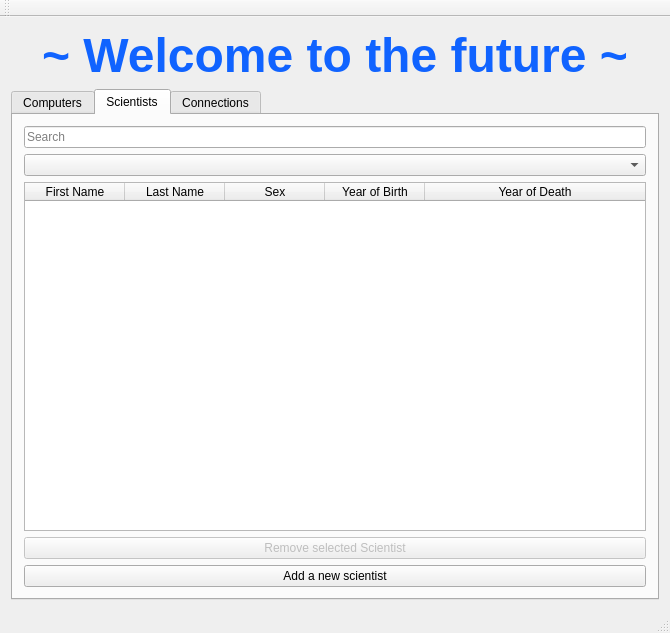
Above: vika3/week3/mainwindow.ui from axelboga/hopur32 before the change. Below: the same form after it.
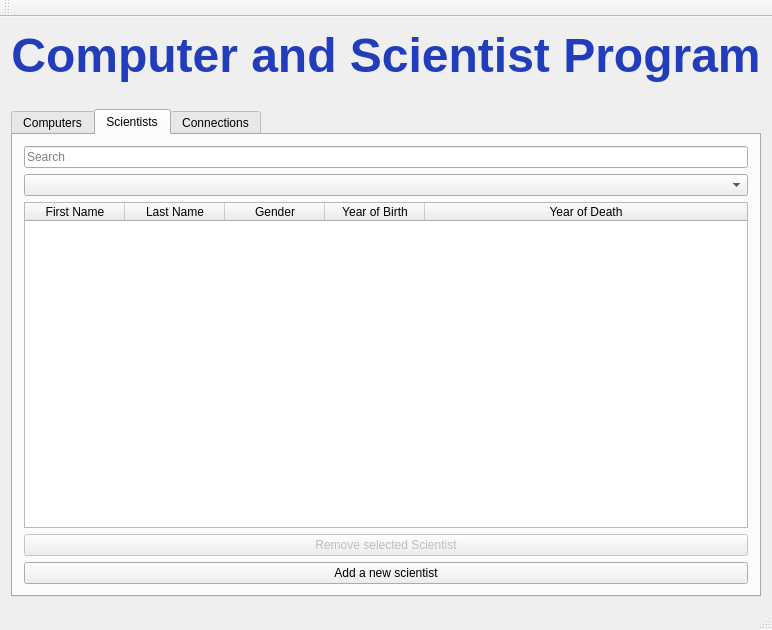
That is the form after the change. The open tabs and pages were chosen to show the change. Icons and pictures are not drawn.

The edit to the form file:
```diff
--- a/vika3/week3/mainwindow.ui
+++ b/vika3/week3/mainwindow.ui
@@ -7,7 +7,7 @@
     <x>0</x>
     <y>0</y>
     <width>670</width>
-    <height>633</height>
+    <height>630</height>
    </rect>
   </property>
   <property name="windowTitle">
@@ -20,12 +20,25 @@
       <item>
        <widget class="QLabel" name="label">
         <property name="text">
-         <string>&lt;html&gt;&lt;head/&gt;&lt;body&gt;&lt;p align=&quot;center&quot;&gt;&lt;span style=&quot; font-size:36pt; font-weight:600; color:#1063ff;&quot;&gt;~ Welcome to the future ~&lt;/span&gt;&lt;/p&gt;&lt;/body&gt;&lt;/html&gt;</string>
+         <string>&lt;html&gt;&lt;head/&gt;&lt;body&gt;&lt;p align=&quot;center&quot;&gt;&lt;span style=&quot; font-size:36pt; font-weight:600; color:#213dbc;&quot;&gt; Computer and Scientist Program&lt;/span&gt;&lt;/p&gt;&lt;/body&gt;&lt;/html&gt;</string>
         </property>
        </widget>
       </item>
      </layout>
     </item>
+    <item>
+     <spacer name="horizontalSpacer">
+      <property name="orientation">
+       <enum>Qt::Horizontal</enum>
+      </property>
+      <property name="sizeHint" stdset="0">
+       <size>
+        <width>40</width>
+        <height>20</height>
+       </size>
+      </property>
+     </spacer>
+    </item>
     <item>
      <widget class="QTabWidget" name="tabs">
       <property name="tabShape">
@@ -196,7 +209,7 @@
             </column>
             <column>
              <property name="text">
-              <string>Sex</string>
+              <string>Gender</string>
              </property>
             </column>
             <column>
```
Left out of the diff: 2 changed lines with no effect on the pictures.
